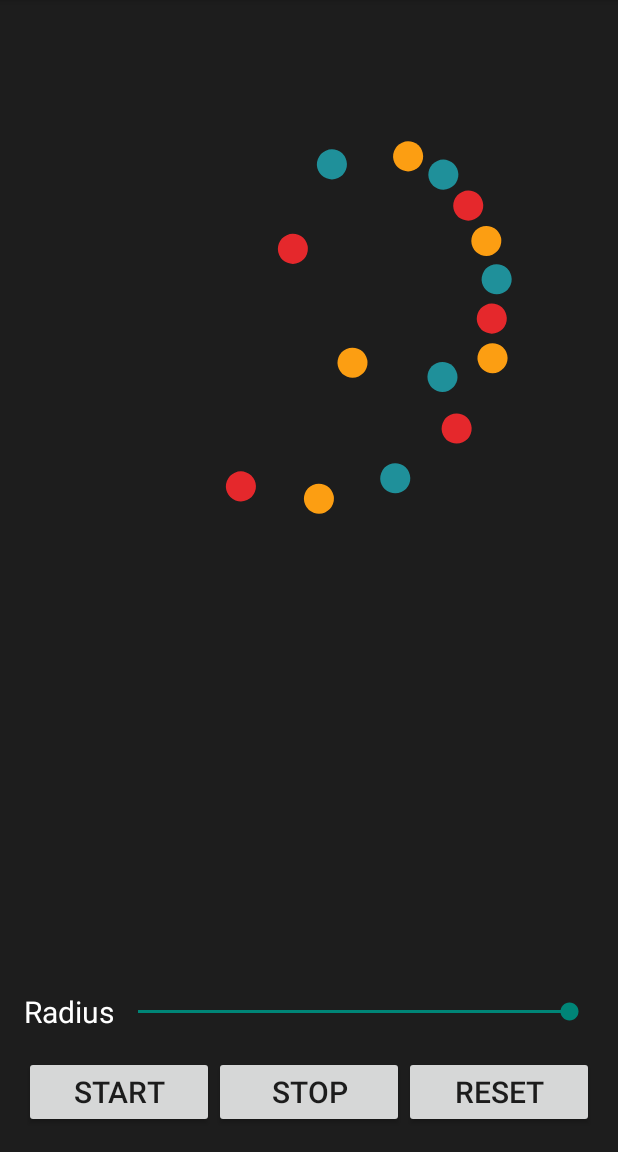
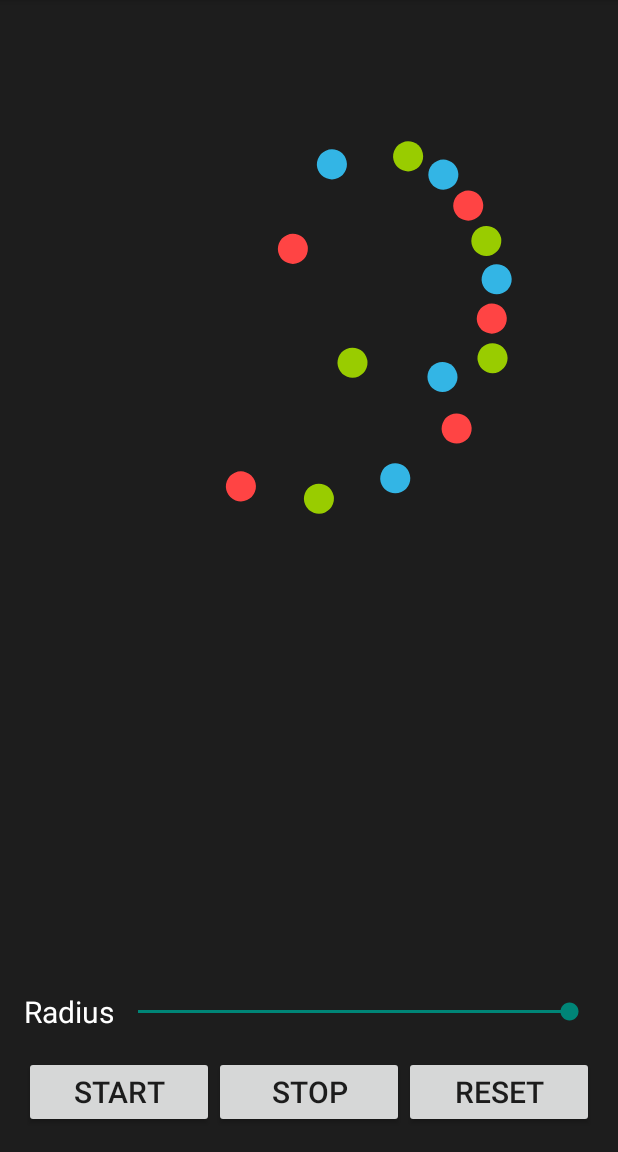
Before and after one commit to Fichardu/CircleProgress, an Android app: the screen it shows after launch (MainActivity), on a phone screen of 412 x 824 dp, the part 84-1236 px from its top. Run offline under Robolectric (Android 15) with nearby library versions, the phone set to English and light mode, and no system bars.

Commit message:
add attr to set color from layout and some minor changes
1. add attr to set color from layout, use default color if not set.
2. format EaseInOutCubicInterpolator.
3. convert mSeekBar to local variable/.

```diff
--- a/app/src/main/java/me/fichardu/circleprogress/CircleProgress.java
+++ b/app/src/main/java/me/fichardu/circleprogress/CircleProgress.java
@@ -2,6 +2,7 @@ package me.fichardu.circleprogress;
 
 import android.animation.TimeInterpolator;
 import android.content.Context;
+import android.content.res.TypedArray;
 import android.graphics.Canvas;
 import android.graphics.Paint;
 import android.graphics.Point;
@@ -14,7 +15,7 @@ public class CircleProgress extends View {
     private static final int RED = 0xFFE5282C;
     private static final int YELLOW = 0xFF1F909A;
     private static final int BLUE = 0xFFFC9E12;
-    private static final int[] COLORS = new int[]{RED, BLUE, YELLOW};
+    private int[] COLORS;
     private TimeInterpolator mInterpolator = new EaseInOutCubicInterpolator();
 
     private final double DEGREE = Math.PI / 180;
@@ -52,8 +53,15 @@ public class CircleProgress extends View {
         mPaint = new Paint();
         mPaint.setAntiAlias(true);
         mPaint.setStyle(Paint.Style.FILL);
+
+        TypedArray a = getContext().obtainStyledAttributes(attrs, R.styleable.CircleProgress, defStyle, 0);
+        int color1 = a.getColor(R.styleable.CircleProgress_color1, RED);
+        int color2 = a.getColor(R.styleable.CircleProgress_color2, YELLOW);
+        int color3 = a.getColor(R.styleable.CircleProgress_color3, BLUE);
+        a.recycle();
+
+        COLORS = new int[]{color1, color2, color3};
     }
-
 
     @Override
     protected void onMeasure(int widthMeasureSpec, int heightMeasureSpec) {
--- a/app/src/main/java/me/fichardu/circleprogress/EaseInOutCubicInterpolator.java
+++ b/app/src/main/java/me/fichardu/circleprogress/EaseInOutCubicInterpolator.java
@@ -25,15 +25,15 @@ import android.animation.TimeInterpolator;
  * OUT OF OR IN CONNECTION WITH THE SOFTWARE OR THE USE OR OTHER DEALINGS IN THE
  * SOFTWARE.
  */
-public class EaseInOutCubicInterpolator implements TimeInterpolator{
+public class EaseInOutCubicInterpolator implements TimeInterpolator {
 
     @Override
     public float getInterpolation(float input) {
-        if ((input*=2) < 1.0f) {
+        if ((input *= 2) < 1.0f) {
             return 0.5f * input * input * input;
         }
         input -= 2;
-        return 0.5f*input*input*input + 1;
+        return 0.5f * input * input * input + 1;
     }
 
 }
--- a/app/src/main/java/me/fichardu/circleprogress/MainActivity.java
+++ b/app/src/main/java/me/fichardu/circleprogress/MainActivity.java
@@ -14,8 +14,6 @@ public class MainActivity extends ActionBarActivity implements View.OnClickListe
     private View mStartBtn;
     private View mStopBtn;
     private View mResetBtn;
-    private SeekBar mSeekBar;
-
 
     @Override
     protected void onCreate(Bundle savedInstanceState) {
@@ -31,7 +29,7 @@ public class MainActivity extends ActionBarActivity implements View.OnClickListe
         mResetBtn = findViewById(R.id.reset_btn);
         mResetBtn.setOnClickListener(this);
 
-        mSeekBar = (SeekBar) findViewById(R.id.out_seek);
+        SeekBar mSeekBar = (SeekBar) findViewById(R.id.out_seek);
         mSeekBar.setOnSeekBarChangeListener(new SeekBar.OnSeekBarChangeListener() {
             @Override
             public void onProgressChanged(SeekBar seekBar, int progress, boolean fromUser) {
--- a/app/src/main/res/layout/activity_main.xml
+++ b/app/src/main/res/layout/activity_main.xml
@@ -1,5 +1,6 @@
 <RelativeLayout xmlns:android="http://schemas.android.com/apk/res/android"
                 xmlns:tools="http://schemas.android.com/tools"
+                xmlns:app="http://schemas.android.com/apk/res-auto"
                 android:layout_width="match_parent"
                 android:layout_height="match_parent"
                 android:paddingLeft="@dimen/activity_horizontal_margin"
@@ -13,7 +14,9 @@
         android:id="@+id/progress"
         android:layout_width="match_parent"
         android:layout_height="wrap_content"
-        />
+        app:color1="@android:color/holo_red_light"
+        app:color2="@android:color/holo_green_light"
+        app:color3="@android:color/holo_blue_light" />
 
     <LinearLayout
         android:id="@+id/btn_layout"
```
Also changed, not shown: app/src/main/res/values/attrs.xml (added, +8 -0 lines).
